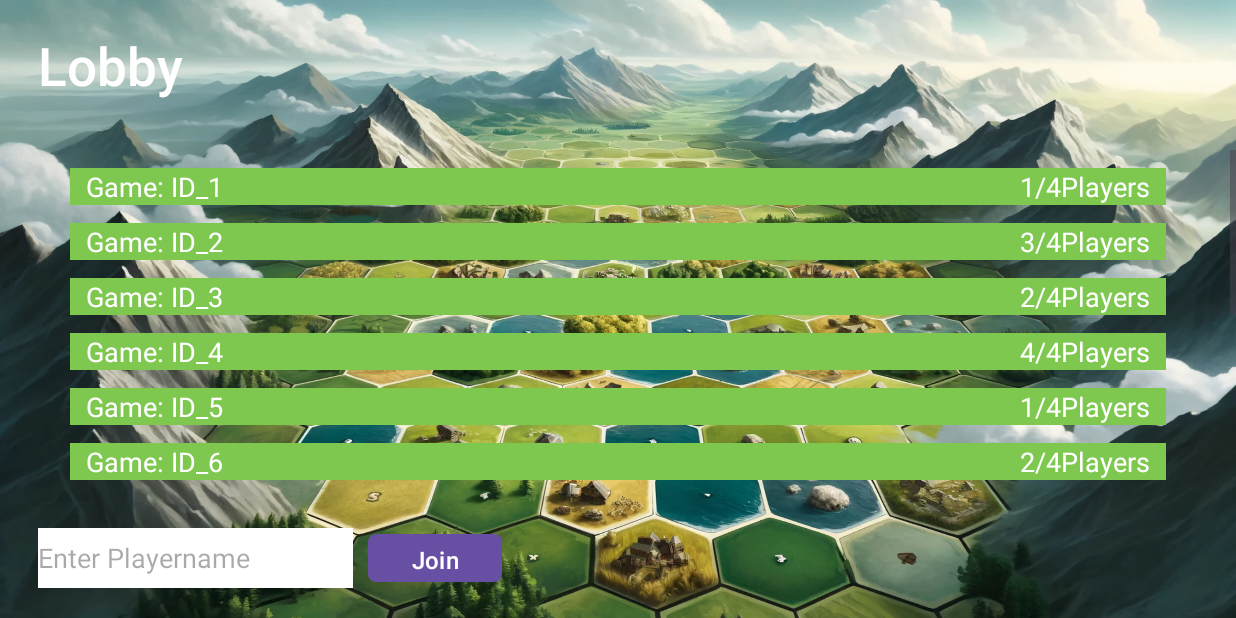
After one commit to SE-II-group2/catan-android, an Android app: the lobbyActivity screen opened directly, with no data from a screen before it, on a phone screen of 824 x 412 dp (held sideways). The commit adds this screen. Run offline under Robolectric (Android 15) with nearby library versions, the phone set to English and light mode, and no system bars.

Commit message:
feature: available games now get rendered dynamically in the lobbyActivity

```diff
--- a/app/src/main/AndroidManifest.xml
+++ b/app/src/main/AndroidManifest.xml
@@ -16,24 +16,28 @@
         android:usesCleartextTraffic="true"
         tools:targetApi="31">
         <activity
+            android:name=".lobbyActivity"
+            android:exported="false"
+            android:screenOrientation="landscape" />
+        <activity
             android:name=".ConnectToGameActivity"
             android:exported="false"
-            android:screenOrientation="landscape"/>
+            android:screenOrientation="landscape" />
         <activity
             android:name=".MainActivity"
             android:exported="true">
             <intent-filter>
                 <action android:name="android.intent.action.MAIN" />
+
                 <category android:name="android.intent.category.LAUNCHER" />
             </intent-filter>
         </activity>
         <activity
             android:name=".demoboard"
-            android:exported="true">
-        </activity>
+            android:exported="true" />
         <activity
             android:name=".DemoActivity"
-            android:exported="false"/>
+            android:exported="false" />
     </application>
 
 </manifest>
--- a/app/src/main/java/com/group2/catan_android/MainActivity.java
+++ b/app/src/main/java/com/group2/catan_android/MainActivity.java
@@ -32,6 +32,9 @@ public class MainActivity extends AppCompatActivity {
 
         Button demoBoard = findViewById(R.id.demoBoard);
         demoBoard.setOnClickListener(v -> navigate(demoboard.class));
+
+        Button lobbyscreen = findViewById(R.id.lobbyscreen);
+        lobbyscreen.setOnClickListener(v -> navigate(lobbyActivity.class));
     }
 
     private void navigate(Class<?> cl){
--- /dev/null
+++ b/app/src/main/java/com/group2/catan_android/lobbyActivity.java
@@ -0,0 +1,128 @@
+package com.group2.catan_android;
+
+import android.graphics.Color;
+import android.os.Bundle;
+import android.view.View;
+import android.widget.LinearLayout;
+
+import androidx.activity.EdgeToEdge;
+import androidx.appcompat.app.AppCompatActivity;
+import androidx.constraintlayout.widget.ConstraintLayout;
+import androidx.constraintlayout.widget.ConstraintSet;
+import androidx.core.graphics.Insets;
+import androidx.core.view.ViewCompat;
+import androidx.core.view.WindowInsetsCompat;
+import android.view.ViewGroup.LayoutParams;
+import android.widget.TextView;
+import android.widget.Toast;
+
+import java.util.ArrayList;
+import java.util.List;
+//import com.group2.catan_android.networking.dto.Game;
+
+public class lobbyActivity extends AppCompatActivity {
+
+    @Override
+    protected void onCreate(Bundle savedInstanceState) {
+        super.onCreate(savedInstanceState);
+        EdgeToEdge.enable(this);
+        setContentView(R.layout.activity_lobbyscreen);
+        ViewCompat.setOnApplyWindowInsetsListener(findViewById(R.id.main), (v, insets) -> {
+            Insets systemBars = insets.getInsets(WindowInsetsCompat.Type.systemBars());
+            v.setPadding(systemBars.left, systemBars.top, systemBars.right, systemBars.bottom);
+            return insets;
+        });
+
+        // TODO: Just to test UI, should be easy replaceable with the Game object from networking
+        List<Game> testLobbies = new ArrayList<>();
+        testLobbies.add(new Game("ID_1", 1, 4));
+        testLobbies.add(new Game("ID_2", 3, 4));
+        testLobbies.add(new Game("ID_3", 2, 4));
+        testLobbies.add(new Game("ID_4", 4, 4));
+        testLobbies.add(new Game("ID_5", 1, 4));
+        testLobbies.add(new Game("ID_6", 2, 4));
+        testLobbies.add(new Game("ID_7", 3, 4));
+        testLobbies.add(new Game("ID_8", 4, 4));
+        testLobbies.add(new Game("ID_9", 3, 4));
+        testLobbies.add(new Game("ID_10", 2, 4));
+        testLobbies.add(new Game("ID_11", 4, 4));
+        testLobbies.add(new Game("ID_12", 1, 4));
+
+        renderLobbies(testLobbies);
+    }
+
+    private void renderLobbies(List<Game> availableLobbies){
+
+        LinearLayout linearLayout = findViewById(R.id.lobbies);
+
+        for (Game game : availableLobbies) {
+            String players = game.getPlayerCount()+ "/" + game.getMaxPlayers() + "Players";
+            String gameId = "Game: " + game.getGameID();
+
+            ConstraintLayout constraintLayout = new ConstraintLayout(this);
+            LinearLayout.LayoutParams params = new LinearLayout.LayoutParams(
+                    LayoutParams.MATCH_PARENT,
+                    LayoutParams.WRAP_CONTENT);
+
+
+            params.topMargin = 18;
+            params.leftMargin = 70;
+            params.rightMargin = 70;
+            constraintLayout.setLayoutParams(params);
+            constraintLayout.setBackgroundColor(Color.parseColor("#FF7EC850"));
+
+            // TextView links
+            TextView textViewLeft = new TextView(this);
+            textViewLeft.setId(View.generateViewId());
+            textViewLeft.setText(gameId);
+            textViewLeft.setTextColor(Color.WHITE);
+            textViewLeft.setTextSize(18);
+
+            // TextView rechts
+            TextView textViewRight = new TextView(this);
+            textViewRight.setId(View.generateViewId());
+            textViewRight.setText(players);
+            textViewRight.setTextColor(Color.WHITE);
+            textViewRight.setTextSize(18);
+
+            constraintLayout.addView(textViewLeft);
+            constraintLayout.addView(textViewRight);
+
+            ConstraintSet constraintSet = new ConstraintSet();
+            constraintSet.clone(constraintLayout);
+            constraintSet.connect(textViewLeft.getId(), ConstraintSet.LEFT, ConstraintSet.PARENT_ID, ConstraintSet.LEFT, 16);
+            constraintSet.connect(textViewRight.getId(), ConstraintSet.RIGHT, ConstraintSet.PARENT_ID, ConstraintSet.RIGHT, 16);
+            constraintSet.applyTo(constraintLayout);
+
+            linearLayout.addView(constraintLayout);
+
+            // TODO: Refactor setOnClickListener() for connection functionality
+            constraintLayout.setOnClickListener(v -> Toast.makeText(lobbyActivity.this, "chosen gameID: " + game.getGameID(), Toast.LENGTH_SHORT).show());
+        }
+    }
+
+    // TODO: Remove prototype implementation when networking is implemented for the lobbyActivity
+    class Game {
+        private final String gameID;
+        private int playerCount;
+        private final int maxPlayers;
+
+        public Game(String gameID, int playerCount, int maxPlayers){
+            this.gameID = gameID;
+            this.playerCount = playerCount;
+            this.maxPlayers = maxPlayers;
+        }
+
+        public String getGameID() {
+            return gameID;
+        }
+
+        public int getPlayerCount() {
+            return playerCount;
+        }
+
+        public int getMaxPlayers(){
+            return maxPlayers;
+        }
+    }
+}
--- /dev/null
+++ b/app/src/main/res/layout/activity_lobbyscreen.xml
@@ -0,0 +1,63 @@
+<?xml version="1.0" encoding="utf-8"?>
+<androidx.constraintlayout.widget.ConstraintLayout xmlns:android="http://schemas.android.com/apk/res/android"
+    xmlns:app="http://schemas.android.com/apk/res-auto"
+    xmlns:tools="http://schemas.android.com/tools"
+    android:id="@+id/main"
+    android:layout_width="match_parent"
+    android:layout_height="match_parent"
+    android:background="@drawable/lobby"
+    tools:context=".lobbyActivity">
+
+    <TextView
+        android:id="@+id/textView"
+        android:layout_width="wrap_content"
+        android:layout_height="wrap_content"
+        android:layout_marginLeft="25dp"
+        android:layout_marginTop="20dp"
+        android:fontFamily="sans-serif-medium"
+        android:text="Lobby"
+        android:textColor="#FFFFFF"
+        android:textSize="35sp"
+        app:layout_constraintStart_toStartOf="parent"
+        app:layout_constraintTop_toTopOf="parent" />
+
+    <EditText
+        android:id="@+id/editTextText"
+        android:layout_width="210dp"
+        android:layout_height="40dp"
+        android:layout_marginLeft="25dp"
+        android:layout_marginBottom="20dp"
+        android:background="#ffffff"
+        android:ems="10"
+        android:inputType="text"
+        android:hint="Enter Playername"
+        app:layout_constraintBottom_toBottomOf="parent"
+        app:layout_constraintStart_toStartOf="parent" />
+
+    <ScrollView
+        android:layout_width="match_parent"
+        android:layout_height="220dp"
+        app:layout_constraintBottom_toTopOf="@+id/editTextText"
+        app:layout_constraintTop_toBottomOf="@+id/textView"
+        tools:layout_editor_absoluteX="1dp">
+
+        <LinearLayout
+            android:id="@+id/lobbies"
+            android:layout_width="match_parent"
+            android:layout_height="wrap_content"
+            android:orientation="vertical" />
+    </ScrollView>
+
+    <Button
+        android:id="@+id/button"
+        android:layout_width="89dp"
+        android:layout_height="40dp"
+        android:layout_marginStart="10dp"
+        android:layout_marginBottom="20dp"
+        android:text="Join"
+        android:textSize="16sp"
+        app:cornerRadius="5dp"
+        app:layout_constraintBottom_toBottomOf="parent"
+        app:layout_constraintStart_toEndOf="@+id/editTextText" />
+
+</androidx.constraintlayout.widget.ConstraintLayout>
--- a/app/src/main/res/layout/activity_main.xml
+++ b/app/src/main/res/layout/activity_main.xml
@@ -49,5 +49,11 @@
             android:layout_width="match_parent"
             android:layout_height="wrap_content"
             android:text="DemoBoardActivity" />
+
+        <Button
+            android:id="@+id/lobbyscreen"
+            android:layout_width="match_parent"
+            android:layout_height="wrap_content"
+            android:text="Lobby Screen" />
     </LinearLayout>
 </androidx.constraintlayout.widget.ConstraintLayout>
```
Also changed, not shown: app/src/main/res/drawable/lobby.webp (added).
